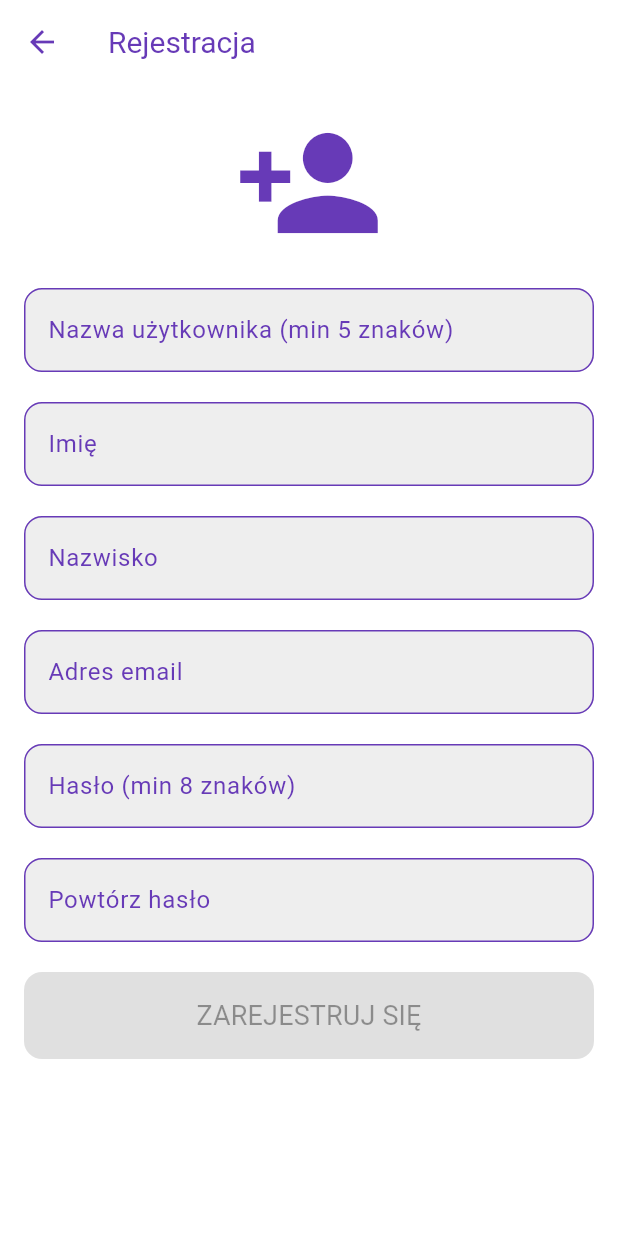
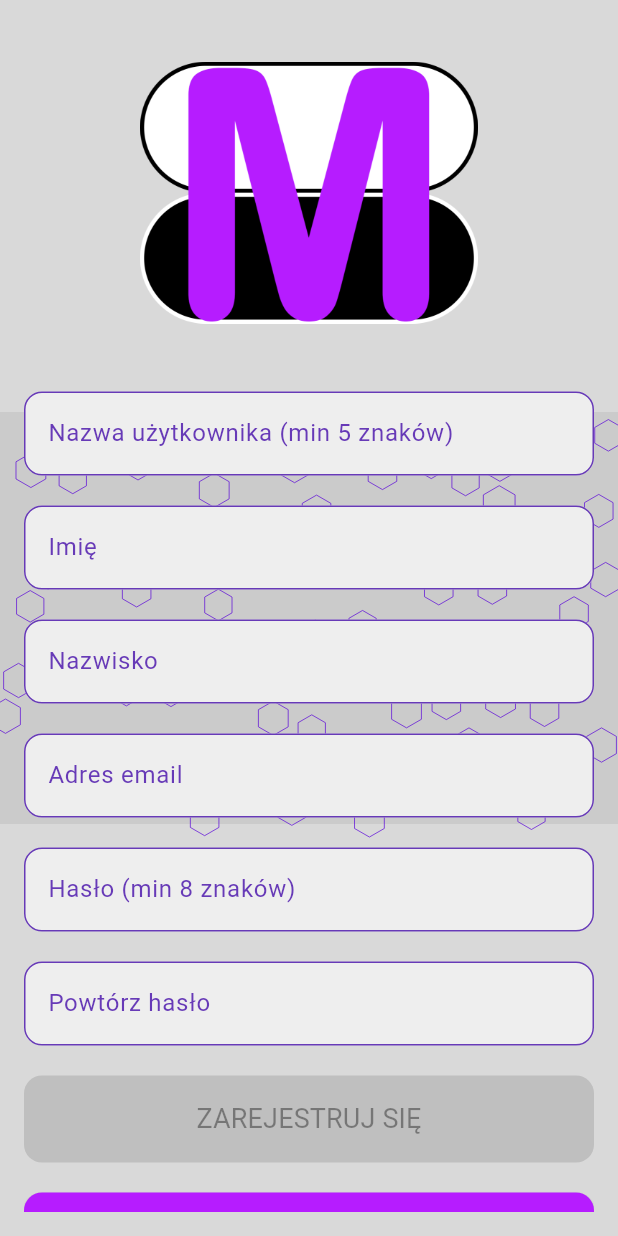
Before and after one commit to CaptainBomPa/motio, a Flutter app: the RegisterScreen screen opened directly, on a phone screen of 412 x 824 dp. Run offline on Flutter 3.47's test engine with Material 3 defaults, Android fonts, the phone set to English and light mode, and no system bars; our stand-ins replace dio, firebase_core, firebase_messaging, flutter_local_notifications, flutter_riverpod, flutter_svg_provider and 5 more; missing offline and left inert: stomp_dart_client; accounts and stored records are empty; generated files the repository leaves out were written again.

Commit message:
Apk version 1.1.1 - improved UI on Login and Register screen

```diff
--- a/motio_client/lib/screens/register_screen.dart
+++ b/motio_client/lib/screens/register_screen.dart
@@ -1,4 +1,5 @@
 import 'package:flutter/material.dart';
+import 'package:flutter_svg_provider/flutter_svg_provider.dart';
 
 import '../services/auth_service.dart';
 import 'login_screen.dart';
@@ -43,11 +44,13 @@ class _RegisterScreenState extends State<RegisterScreen> {
     final success = await _authService.registerUser(username, firstName, lastName, email, password);
     if (success) {
       if (!mounted) return;
-      ScaffoldMessenger.of(context).showSnackBar(const SnackBar(content: Text('Pomyślnie zarejestrowano! Teraz możesz się zalogować')));
+      ScaffoldMessenger.of(context)
+          .showSnackBar(const SnackBar(content: Text('Pomyślnie zarejestrowano! Teraz możesz się zalogować')));
       Navigator.of(context).pushReplacement(MaterialPageRoute(builder: (context) => const LoginScreen()));
     } else {
       if (!mounted) return;
-      ScaffoldMessenger.of(context).showSnackBar(const SnackBar(content: Text('Rejestracja nie powiodła się. Skontaktuj się z administratorem')));
+      ScaffoldMessenger.of(context)
+          .showSnackBar(const SnackBar(content: Text('Podczas rejestracji wystąpił problem. Rejestracja została odrzucona.')));
     }
   }
 
@@ -77,17 +80,24 @@ class _RegisterScreenState extends State<RegisterScreen> {
   @override
   Widget build(BuildContext context) {
     return Scaffold(
-      appBar: AppBar(title: const Text('Rejestracja')),
-      body: Padding(
+      body: Container(
+        decoration: BoxDecoration(
+            image: DecorationImage(
+              image: const Svg('assets/main/home_body.svg'),
+              fit: BoxFit.cover,
+              colorFilter: ColorFilter.mode(Colors.black.withOpacity(0.15), BlendMode.darken),
+            )),
+        child: Center(
+          child: Padding(
             padding: const EdgeInsets.all(16.0),
             child: SingleChildScrollView(
               child: Column(
                 mainAxisAlignment: MainAxisAlignment.center,
                 children: <Widget>[
-              const Icon(
-                Icons.person_add,
-                size: 100,
-                color: Colors.deepPurple,
+                  Image.asset(
+                    'assets/icon/icon.png',
+                    width: 225,
+                    height: 225,
                   ),
                   const SizedBox(height: 20),
                   TextField(
@@ -138,8 +148,35 @@ class _RegisterScreenState extends State<RegisterScreen> {
                       ),
                     ),
                   ),
-              const SizedBox(height: 50),
+                  const SizedBox(height: 20),
+                  SizedBox(
+                    width: double.infinity,
+                    child: ElevatedButton(
+                      onPressed: Navigator
+                          .of(context)
+                          .pop,
+                      style: ElevatedButton.styleFrom(
+                        shape: RoundedRectangleBorder(
+                          borderRadius: BorderRadius.circular(12),
+                        ),
+                        padding: const EdgeInsets.symmetric(vertical: 16),
+                      ),
+                      child: const Row(
+                        mainAxisAlignment: MainAxisAlignment.center,
+                        children: [
+                          Icon(Icons.arrow_back, size: 24),
+                          SizedBox(width: 8),
+                          Text(
+                            'WRÓC DO STRONY LOGOWANIA',
+                            style: TextStyle(fontSize: 18),
+                          ),
                         ],
+                      ),
+                    ),
+                  ),
+                ],
+              ),
+            ),
           ),
         ),
       ),
--- a/motio_client/pubspec.yaml
+++ b/motio_client/pubspec.yaml
@@ -16,7 +16,7 @@ publish_to: 'none' # Remove this line if you wish to publish to pub.dev
 # https://developer.apple.com/library/archive/documentation/General/Reference/InfoPlistKeyReference/Articles/CoreFoundationKeys.html
 # In Windows, build-name is used as the major, minor, and patch parts
 # of the product and file versions while build-number is used as the build suffix.
-version: 1.0.5+1
+version: 1.1.1
 
 environment:
   sdk: '>=3.4.0 <4.0.0'
```
Also changed, not shown: motio_client/lib/screens/login_screen.dart (+52 -14 lines). Lines whose indentation alone changed are shown as unchanged.
